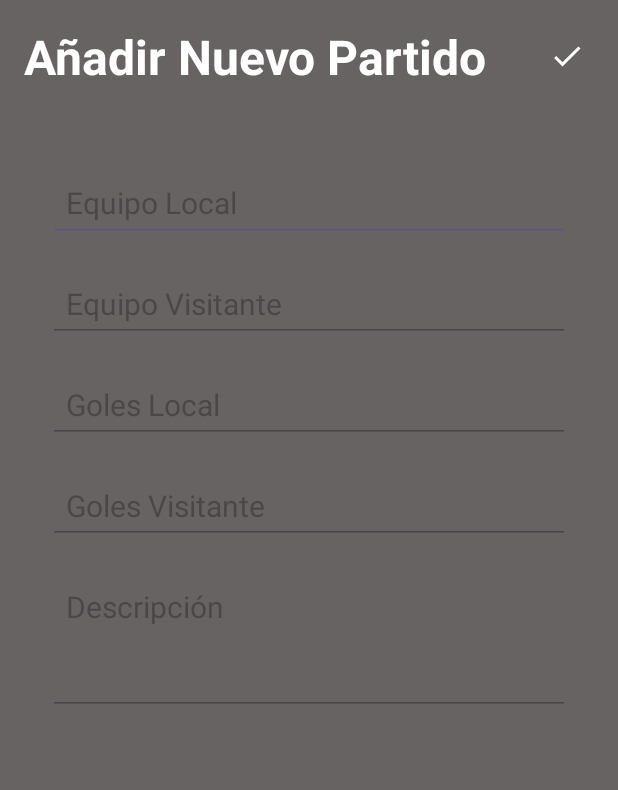
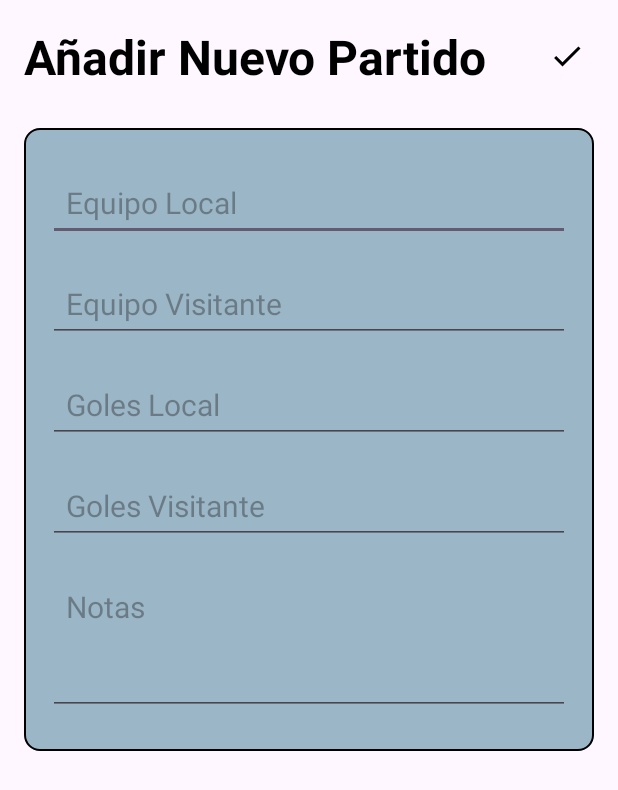
Before and after one commit to MigueldeNobrega/Futbol_Connection_Notes, an Android app: the screen it shows after launch once a user with an empty profile is signed in (NoteDetailsActivity), after a tap on an icon or button, on a phone screen of 412 x 824 dp. Shown: the top 790 px of the screen. Run offline under Robolectric (Android 15) with nearby library versions, the phone set to English and light mode, and no system bars; our stand-ins replace Firebase (no records; nobody signed in at launch, a user with empty details on screens opened directly).

```diff
--- a/app/src/main/res/drawable-v24/rounded_corner.xml
+++ b/app/src/main/res/drawable-v24/rounded_corner.xml
@@ -2,6 +2,7 @@
 <shape xmlns:android="http://schemas.android.com/apk/res/android"
     android:shape="rectangle">
     <corners android:radius="10dp"/>
-    <stroke android:width="1dp" android:color="@color/my_primary"/>
+    <solid android:color="#9BB6C6"/>
+    <stroke android:width="1dp" android:color="@color/black"/>
 
 </shape>
--- a/app/src/main/res/drawable/ic_baseline_add_24.xml
+++ b/app/src/main/res/drawable/ic_baseline_add_24.xml
@@ -5,6 +5,6 @@
     android:viewportHeight="24"
     android:tint="?attr/colorControlNormal">
   <path
-      android:fillColor="@android:color/white"
+      android:fillColor="#032D45"
       android:pathData="M19,13h-6v6h-2v-6H5v-2h6V5h2v6h6v2z"/>
 </vector>
--- a/app/src/main/res/layout/activity_chat.xml
+++ b/app/src/main/res/layout/activity_chat.xml
@@ -47,7 +47,6 @@
                 android:id="@+id/btn_GoToForos"
                 android:layout_width="wrap_content"
                 android:layout_height="wrap_content"
-                android:layout_gravity="right"
                 android:layout_marginLeft="100dp"
                 android:backgroundTint="#9BB6C6"
                 android:padding="8dp"
--- a/app/src/main/res/layout/activity_foros.xml
+++ b/app/src/main/res/layout/activity_foros.xml
@@ -3,6 +3,7 @@
     xmlns:app="http://schemas.android.com/apk/res-auto"
     android:layout_width="match_parent"
     android:layout_height="match_parent"
+    android:background="#FFFFFF"
     android:padding="20dp">
 
     <TextView
@@ -30,6 +31,7 @@
         android:id="@+id/bottomNavigation"
         android:layout_width="match_parent"
         android:layout_height="wrap_content"
+        android:background="@color/white"
         android:layout_alignParentBottom="true"
         app:menu="@drawable/bottom_menu"/>
 </RelativeLayout>
--- a/app/src/main/res/layout/activity_my_profile.xml
+++ b/app/src/main/res/layout/activity_my_profile.xml
@@ -4,8 +4,8 @@
     xmlns:tools="http://schemas.android.com/tools"
     android:layout_width="match_parent"
     android:layout_height="match_parent"
+    android:background="#FFFFFF"
     android:padding="20dp"
-    android:background="@color/white"
     tools:context=".ChatActivity">
 
 
@@ -68,6 +68,7 @@
         android:layout_width="match_parent"
         android:layout_height="wrap_content"
         android:layout_alignParentBottom="true"
+        android:background="@color/white"
         app:menu="@drawable/bottom_menu" />
 
 </RelativeLayout>
--- a/app/src/main/res/layout/activity_note_details.xml
+++ b/app/src/main/res/layout/activity_note_details.xml
@@ -4,7 +4,6 @@
     xmlns:tools="http://schemas.android.com/tools"
     android:layout_width="match_parent"
     android:layout_height="match_parent"
-    android:background="@color/my_primary"
     android:padding="16dp"
     tools:context=".NoteDetailsActivity">
 
@@ -18,7 +17,7 @@
             android:layout_width="wrap_content"
             android:layout_height="wrap_content"
             android:text="Añadir Nuevo Partido"
-            android:textColor="@color/white"
+            android:textColor="@color/black"
             android:textSize="32sp"
             android:textStyle="bold" />
 
@@ -29,7 +28,7 @@
             android:src="@drawable/ic_baseline_done_24"
             android:layout_alignParentEnd="true"
             android:layout_centerVertical="true"
-            app:tint="@color/white"
+            app:tint="@color/black"
             android:background="?attr/selectableItemBackgroundBorderless"/>
 
     </RelativeLayout>
@@ -89,7 +88,7 @@
             android:id="@+id/notes_description"
             android:layout_width="match_parent"
             android:layout_height="wrap_content"
-            android:hint="Descripción"
+            android:hint="Notas"
             android:minLines="3"
             android:gravity="top"
             android:textSize="20sp"
@@ -107,6 +106,6 @@
         android:gravity="center"
         android:textSize="18sp"
         android:visibility="gone"
-        android:textColor="#FF0000"/>
+        android:textColor="#A80606"/>
 
 </RelativeLayout>
```
Also changed, not shown: app/src/main/res/layout/activity_main.xml (+12 -8 lines).
